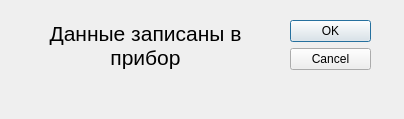
VladimirNagaev/rda-etherium, file dialog.ui: the form before one commit.
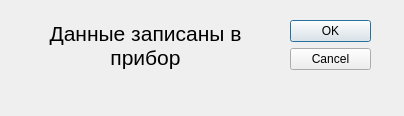
The form after the commit.

What changed in the file:
```diff
--- a/dialog.ui
+++ b/dialog.ui
@@ -7,7 +7,7 @@
     <x>0</x>
     <y>0</y>
     <width>404</width>
-    <height>119</height>
+    <height>116</height>
    </rect>
   </property>
   <property name="windowTitle">
```
